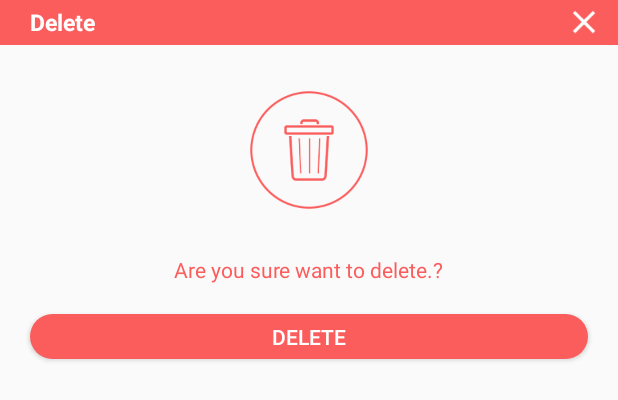
After one commit to yousoftech/SkolonetApp, an Android app: the layout app_delete.xml on its own in the app's theme, with its tools: preview values and no code run, on a phone screen of 412 x 824 dp. The commit adds this screen. Shown: the top 400 px of the screen. Run offline under Robolectric (Android 15) with nearby library versions, the phone set to English and light mode, and no system bars; network calls fail.

Commit message:
commit work.

```diff
--- a/app/src/main/java/com/example/admin/skolonetapp/Activity/OtherActivity.java
+++ b/app/src/main/java/com/example/admin/skolonetapp/Activity/OtherActivity.java
@@ -81,6 +81,7 @@ public class OtherActivity extends AppCompatActivity {
                     Toast.makeText(OtherActivity.this, "Please Enter Remark", Toast.LENGTH_SHORT).show();
                 } else {
                     submitForm();
+                    startActivity(new Intent(OtherActivity.this, SalesMan.class));
                 }
             }
         });
@@ -88,6 +89,7 @@ public class OtherActivity extends AppCompatActivity {
             @Override
             public void onClick(View view) {
                 finish();
+                startActivity(new Intent(OtherActivity.this, SalesMan.class));
             }
         });
     }
@@ -115,7 +117,7 @@ public class OtherActivity extends AppCompatActivity {
 //                object.put("Medium", "");
 //                object.put("Std", "");
 //                object.put("AvgStudent", "");
-                object.put("iPartyTypeId",fromId);
+                object.put("iPartyTypeId", fromId);
                 object.put("AddressLine1", edtOtherAddress1.getText().toString());
                 object.put("AddressLine2", edtOtherAddress2.getText().toString());
                 object.put("CityName", edtOtherCity.getText().toString());
--- a/app/src/main/java/com/example/admin/skolonetapp/Activity/PartyActivity.java
+++ b/app/src/main/java/com/example/admin/skolonetapp/Activity/PartyActivity.java
@@ -84,6 +84,7 @@ public class PartyActivity extends AppCompatActivity {
                     Toast.makeText(PartyActivity.this, "Please Enter Remark", Toast.LENGTH_SHORT).show();
                 } else {
                     submitForm();
+                    startActivity(new Intent(PartyActivity.this, SalesMan.class));
                 }
 
             }
@@ -92,6 +93,7 @@ public class PartyActivity extends AppCompatActivity {
             @Override
             public void onClick(View view) {
                 finish();
+                startActivity(new Intent(PartyActivity.this, SalesMan.class));
             }
         });
     }
--- a/app/src/main/java/com/example/admin/skolonetapp/Activity/SankulActivity.java
+++ b/app/src/main/java/com/example/admin/skolonetapp/Activity/SankulActivity.java
@@ -148,6 +148,7 @@ public class SankulActivity extends AppCompatActivity {
                     Toast.makeText(SankulActivity.this, "Please Enter Remark", Toast.LENGTH_SHORT).show();
                 } else {
                     submitForm();
+                    startActivity(new Intent(SankulActivity.this, SalesMan.class));
                 }
 
             }
@@ -156,6 +157,7 @@ public class SankulActivity extends AppCompatActivity {
             @Override
             public void onClick(View view) {
                 finish();
+                startActivity(new Intent(SankulActivity.this, SalesMan.class));
             }
         });
         std();
--- /dev/null
+++ b/app/src/main/res/drawable/button_round.xml
@@ -0,0 +1,13 @@
+<?xml version="1.0" encoding="utf-8"?>
+<selector xmlns:android="http://schemas.android.com/apk/res/android">
+
+    <item>
+        <shape android:shape="rectangle">
+            <solid android:color="#fb5c5c"/>
+            <!--corners allow us to make the rounded corners button-->
+            <corners android:radius="25dp" />
+        </shape>
+    </item>
+
+
+</selector>
--- /dev/null
+++ b/app/src/main/res/layout/app_delete.xml
@@ -0,0 +1,65 @@
+<?xml version="1.0" encoding="utf-8"?>
+<RelativeLayout xmlns:android="http://schemas.android.com/apk/res/android"
+    android:layout_width="match_parent" android:layout_height="match_parent">
+
+    <RelativeLayout
+        android:id="@+id/relativeDelete"
+        android:layout_width="match_parent"
+        android:layout_height="@dimen/margin_30dp"
+        android:background="#fb5c5c">
+
+
+        <TextView
+            android:layout_width="wrap_content"
+            android:layout_height="wrap_content"
+            android:layout_marginLeft="@dimen/margin_20dp"
+            android:layout_centerVertical="true"
+            android:text="Delete"
+            android:textColor="#FFF"
+            android:textSize="@dimen/text_15sp"
+            android:textStyle="bold" />
+
+        <Button
+            android:id="@+id/btnClose"
+            android:layout_width="@dimen/margin_25dp"
+            android:layout_height="@dimen/margin_25dp"
+            android:layout_centerVertical="true"
+            android:layout_alignParentEnd="true"
+            android:layout_alignParentRight="true"
+            android:layout_marginRight="@dimen/margin_10dp"
+            android:background="@drawable/ic_close_black_24dp" />
+
+    </RelativeLayout>
+
+    <ImageView
+        android:id="@+id/imgDelete"
+        android:layout_width="@dimen/margin_80dp"
+        android:layout_height="@dimen/margin_80dp"
+        android:layout_below="@+id/relativeDelete"
+        android:layout_centerHorizontal="true"
+        android:layout_marginBottom="@dimen/margin_30dp"
+        android:layout_marginTop="@dimen/margin_30dp"
+        android:src="@drawable/delete" />
+
+    <TextView
+        android:id="@+id/txtDelete"
+        android:layout_width="wrap_content"
+        android:layout_height="wrap_content"
+        android:text="Are you sure want to delete.?"
+        android:layout_centerHorizontal="true"
+        android:layout_below="@+id/imgDelete"
+        android:textColor="#fb5c5c"/>
+
+    <Button
+
+        android:id="@+id/btnDelete"
+        android:layout_width="match_parent"
+        android:layout_height="@dimen/margin_30dp"
+        android:text="DELETE"
+        android:layout_below="@+id/txtDelete"
+        android:textColor="#FFF"
+        android:layout_margin="@dimen/margin_20dp"
+        android:background="@drawable/button_round"/>
+
+
+</RelativeLayout>
--- a/app/src/main/res/values/dimens.xml
+++ b/app/src/main/res/values/dimens.xml
@@ -5,4 +5,7 @@
     <dimen name="margin_10dp">10dp</dimen>
     <dimen name="margin_15dp">15dp</dimen>
     <dimen name="margin_20dp">20dp</dimen>
+    <dimen name="margin_80dp">80dp</dimen>
+    <dimen name="margin_30dp">30dp</dimen>
+    <dimen name="margin_25dp">25dp</dimen>
 </resources>
```
Also changed, not shown: app/src/main/java/com/example/admin/skolonetapp/Activity/SalesMan.java (+6 -2 lines), app/src/main/java/com/example/admin/skolonetapp/Activity/School_ClassisActivity.java (+5 -7 lines), app/src/main/java/com/example/admin/skolonetapp/Adapter/adapterSales.java (+93 -3 lines), app/src/main/res/layout/activity_full_detail.xml (+21 -1 lines), app/src/main/res/drawable/delete.png (added).
